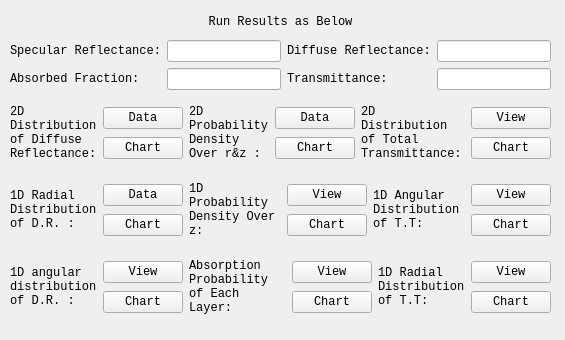
The window that mainwidgets/runresults.ui (SimonCqk/Photon_Propagation_Simulation) describes before a commit, drawn with Qt 5.
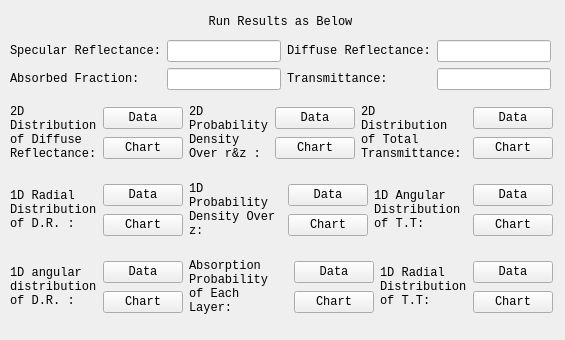
The same window after the commit.

Commit message: prepare for data visualization [charts]

```diff
--- a/mainwidgets/runresults.ui
+++ b/mainwidgets/runresults.ui
@@ -18,7 +18,7 @@
     <rect>
      <x>10</x>
      <y>90</y>
-     <width>541</width>
+     <width>543</width>
      <height>241</height>
     </rect>
    </property>
@@ -97,7 +97,7 @@
                </font>
               </property>
               <property name="text">
-               <string>View</string>
+               <string>Data</string>
               </property>
              </widget>
             </item>
@@ -140,7 +140,7 @@
                </font>
               </property>
               <property name="text">
-               <string>View</string>
+               <string>Data</string>
               </property>
              </widget>
             </item>
@@ -281,7 +281,7 @@
                </font>
               </property>
               <property name="text">
-               <string>View</string>
+               <string>Data</string>
               </property>
              </widget>
             </item>
@@ -334,7 +334,7 @@
              </font>
             </property>
             <property name="text">
-             <string>View</string>
+             <string>Data</string>
             </property>
            </widget>
           </item>
@@ -379,7 +379,7 @@
                </font>
               </property>
               <property name="text">
-               <string>View</string>
+               <string>Data</string>
               </property>
              </widget>
             </item>
@@ -422,7 +422,7 @@
                </font>
               </property>
               <property name="text">
-               <string>View</string>
+               <string>Data</string>
               </property>
              </widget>
             </item>
```
Left out of the diff: 18 changed lines with no effect on the pictures. The commit also changes 10 other files.
